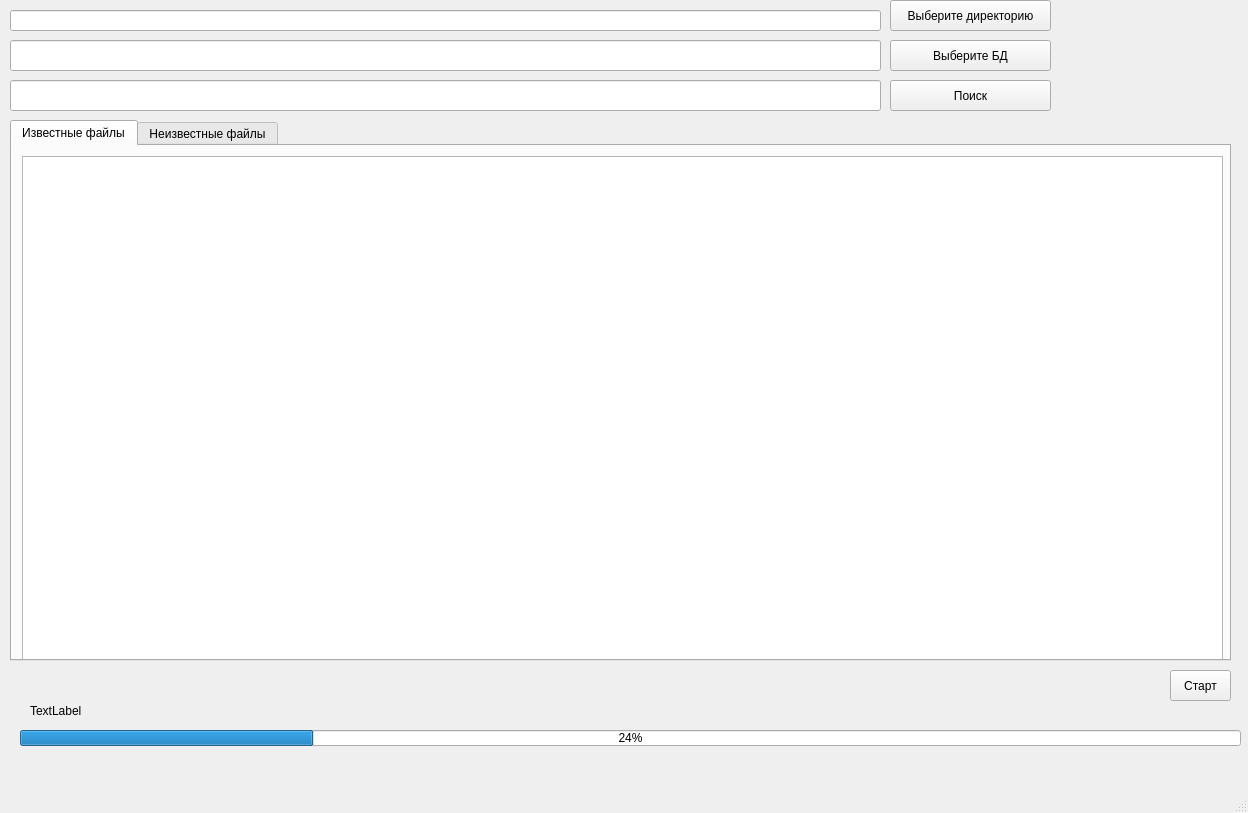
First picture: the form in src/gui/mainwindow.ui, repository lzlaG/k-plusplus, before the edit.
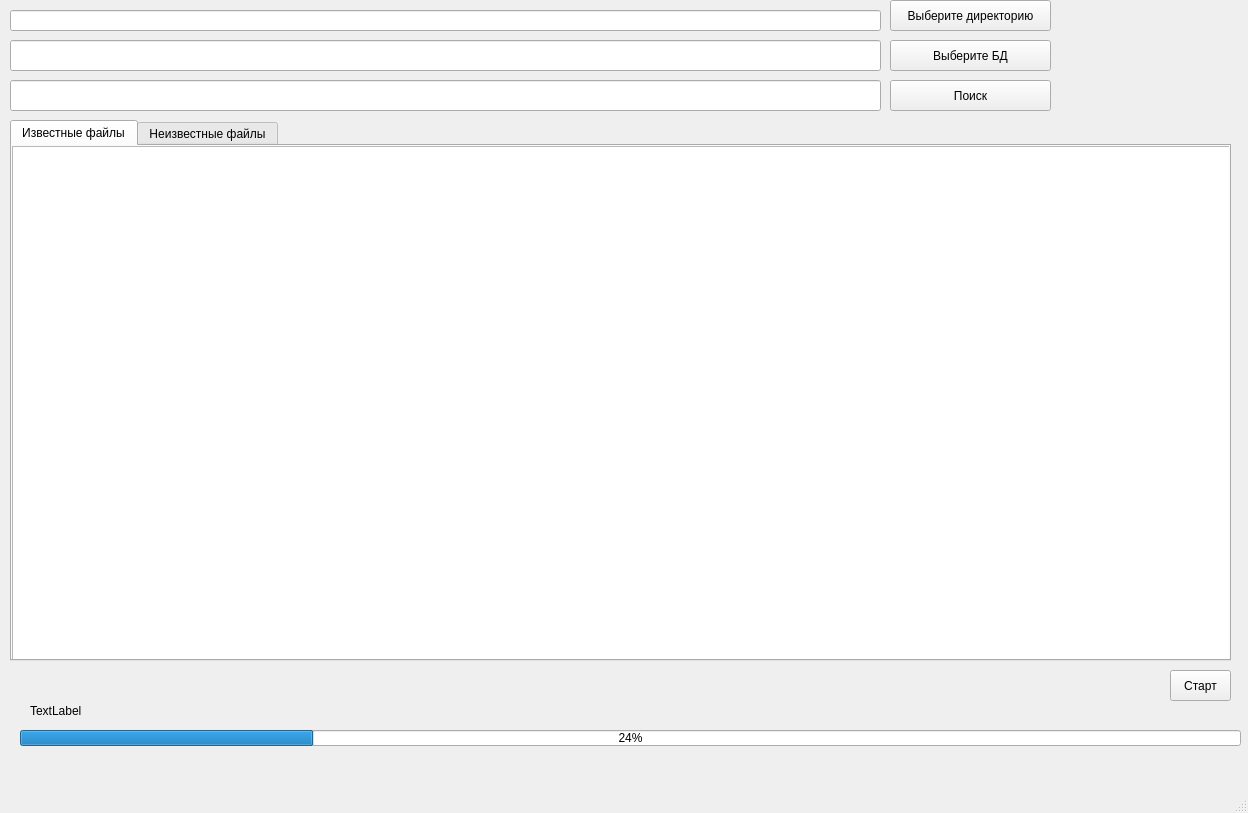
Second picture: the form after the edit. The open tabs and pages were chosen to show the change.

Commit message: more user friendly

```diff
--- a/src/gui/mainwindow.ui
+++ b/src/gui/mainwindow.ui
@@ -33,10 +33,10 @@
      <widget class="QTreeView" name="KnownView">
       <property name="geometry">
        <rect>
-        <x>10</x>
-        <y>10</y>
-        <width>1201</width>
-        <height>521</height>
+        <x>0</x>
+        <y>0</y>
+        <width>1221</width>
+        <height>531</height>
        </rect>
       </property>
      </widget>
```
Left out of the diff: 10 changed lines with no effect on the pictures. The commit also changes 1 other file.
